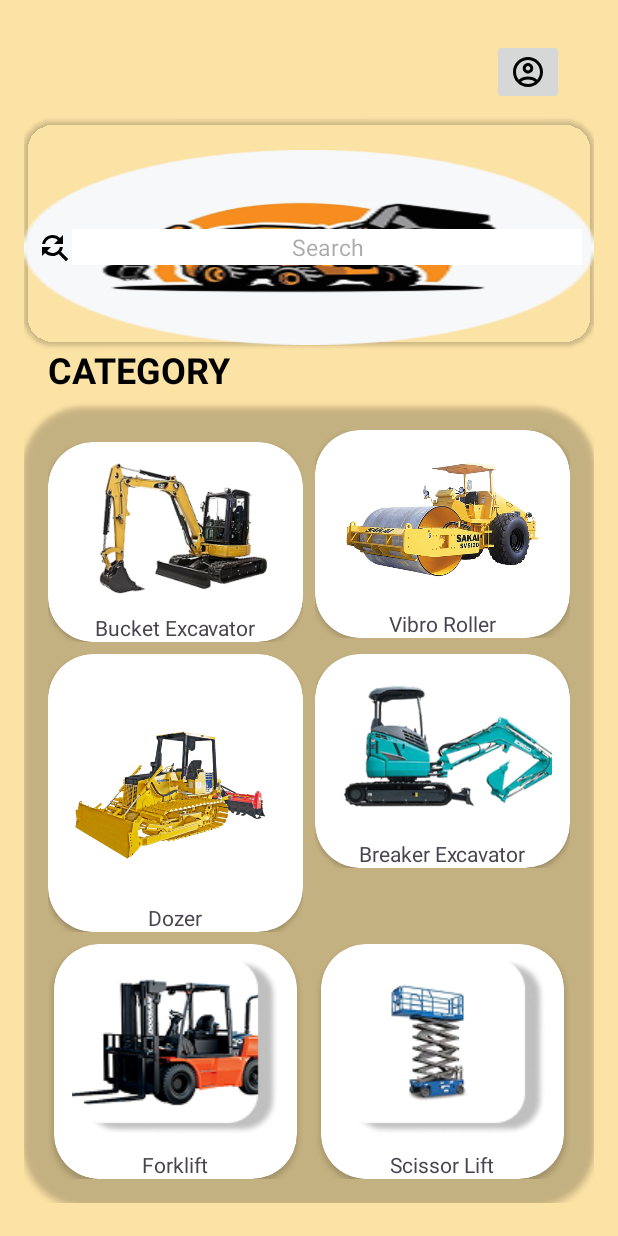
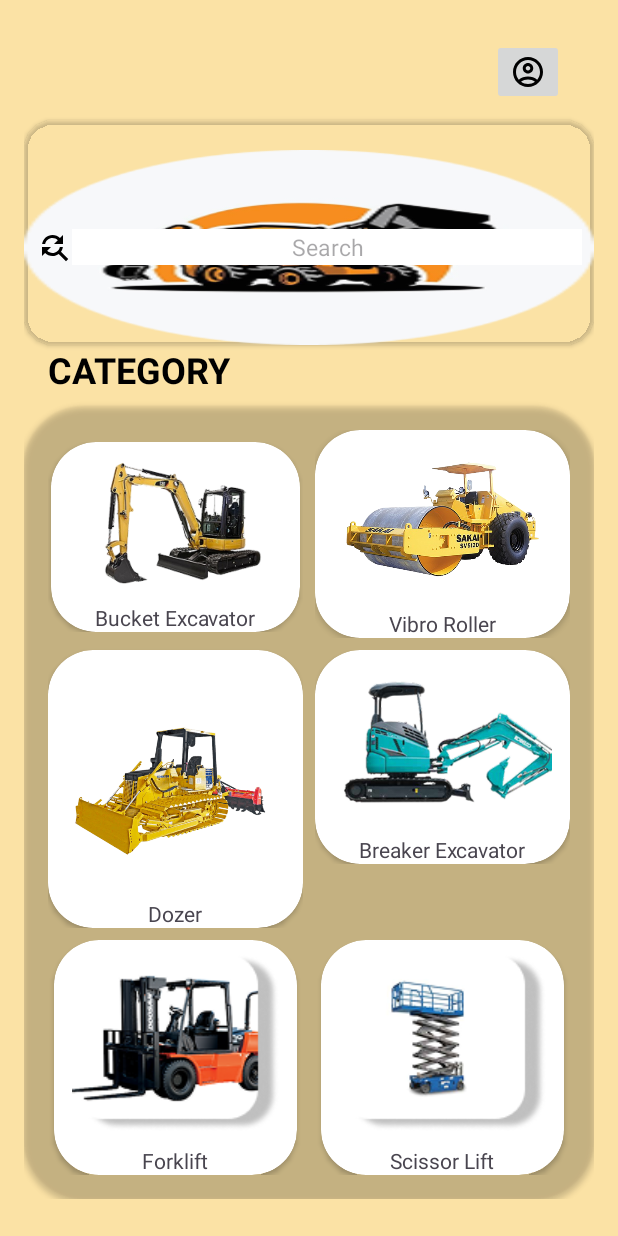
Before and after one commit to bonraizen/ALBER2, an Android app: the screen it shows after launch once a user with an empty profile is signed in (beranda), on a phone screen of 412 x 824 dp. Run offline under Robolectric (Android 15) with nearby library versions, the phone set to English and light mode, and no system bars; our stand-ins replace Firebase (no records; nobody signed in at launch, a user with empty details on screens opened directly).

Commit message:
inittial commit

```diff
--- a/app/src/main/res/layout/activity_beranda.xml
+++ b/app/src/main/res/layout/activity_beranda.xml
@@ -89,37 +89,40 @@
                  android:layout_width="match_parent"
                  android:layout_height="wrap_content"
                  android:columnCount="2"
-            android:rowCount="3"
-            android:padding="16dp">
+                 android:padding="16dp"
+                 android:rowCount="3">
 
                  <!-- Category Item 1 -->
                  <LinearLayout
                      android:layout_width="0dp"
                      android:layout_height="wrap_content"
+                     android:layout_columnWeight="1"
                      android:layout_marginTop="8dp"
-                android:layout_columnWeight="1"
-                android:orientation="vertical"
-                android:gravity="center">
+                     android:gravity="center"
+                     android:orientation="vertical">
 
                      <androidx.cardview.widget.CardView
                          android:layout_width="wrap_content"
                          android:layout_height="wrap_content"
                          app:cardCornerRadius="30dp">
+
                          <LinearLayout
                              android:layout_width="wrap_content"
                              android:layout_height="wrap_content"
-                        android:orientation="vertical"
-                        android:gravity="center">
+                             android:gravity="center"
+                             android:orientation="vertical">
+
                              <ImageButton
                                  android:id="@+id/btnexca"
-                    android:layout_width="wrap_content"
-                    android:layout_height="wrap_content"
+                                 android:layout_width="166dp"
+                                 android:layout_height="107dp"
                                  android:adjustViewBounds="true"
                                  android:backgroundTint="@color/tranparent"
                                  android:contentDescription="bucket_excavator"
                                  android:scaleType="fitCenter"
                                  android:src="@drawable/exca5tn_cat"
                                  android:visibility="visible" />
+
                              <TextView
                                  android:layout_width="wrap_content"
                                  android:layout_height="wrap_content"
@@ -133,19 +136,21 @@
                      android:layout_width="0dp"
                      android:layout_height="wrap_content"
                      android:layout_columnWeight="1"
-                android:orientation="vertical"
                      android:layout_marginLeft="8dp"
-                android:gravity="center">
+                     android:gravity="center"
+                     android:orientation="vertical">
 
                      <androidx.cardview.widget.CardView
                          android:layout_width="wrap_content"
                          android:layout_height="wrap_content"
                          app:cardCornerRadius="30dp">
+
                          <LinearLayout
                              android:layout_width="wrap_content"
                              android:layout_height="wrap_content"
-                android:orientation="vertical"
-                android:gravity="center">
+                             android:gravity="center"
+                             android:orientation="vertical">
+
                              <ImageButton
                                  android:id="@+id/btnroller"
                                  android:layout_width="wrap_content"
@@ -156,11 +161,12 @@
                                  android:scaleType="fitCenter"
                                  android:src="@drawable/vibrol"
                                  android:visibility="visible" />
+
                              <TextView
                                  android:layout_width="wrap_content"
                                  android:layout_height="wrap_content"
-                    android:text="Vibro Roller"
-                    android:layout_marginTop="0dp"/>
+                                 android:layout_marginTop="0dp"
+                                 android:text="Vibro Roller" />
                          </LinearLayout>
                      </androidx.cardview.widget.CardView>
                  </LinearLayout>
@@ -170,19 +176,20 @@
                      android:layout_width="0dp"
                      android:layout_height="wrap_content"
                      android:layout_columnWeight="1"
-                android:orientation="vertical"
-                android:gravity="center">
+                     android:gravity="center"
+                     android:orientation="vertical">
 
                      <androidx.cardview.widget.CardView
                          android:layout_width="wrap_content"
                          android:layout_height="wrap_content"
                          android:layout_marginTop="8dp"
                          app:cardCornerRadius="30dp">
+
                          <LinearLayout
                              android:layout_width="wrap_content"
                              android:layout_height="wrap_content"
-                android:orientation="vertical"
-                android:gravity="center">
+                             android:gravity="center"
+                             android:orientation="vertical">
 
                              <ImageButton
                                  android:id="@+id/btndozer"
@@ -195,6 +202,7 @@
                                  android:scaleType="fitCenter"
                                  android:src="@drawable/doser"
                                  android:visibility="visible" />
+
                              <TextView
                                  android:layout_width="wrap_content"
                                  android:layout_height="wrap_content"
@@ -207,21 +215,23 @@
                  <LinearLayout
                      android:layout_width="0dp"
                      android:layout_height="wrap_content"
+                     android:layout_columnWeight="1"
                      android:layout_marginLeft="8dp"
                      android:layout_marginTop="8dp"
-                android:layout_columnWeight="1"
-                android:orientation="vertical"
-                android:gravity="center">
+                     android:gravity="center"
+                     android:orientation="vertical">
 
                      <androidx.cardview.widget.CardView
                          android:layout_width="wrap_content"
                          android:layout_height="wrap_content"
                          app:cardCornerRadius="30dp">
+
                          <LinearLayout
                              android:layout_width="wrap_content"
                              android:layout_height="wrap_content"
-                android:orientation="vertical"
-                android:gravity="center">
+                             android:gravity="center"
+                             android:orientation="vertical">
+
                              <ImageButton
                                  android:id="@+id/btnbreakerexca"
                                  android:layout_width="wrap_content"
@@ -232,11 +242,11 @@
                                  android:scaleType="fitCenter"
                                  android:src="@drawable/dtexca_klbco_5tn"
                                  android:visibility="visible" />
+
                              <TextView
                                  android:layout_width="wrap_content"
                                  android:layout_height="wrap_content"
-                    android:text="Breaker Excavator"
-                    />
+                                 android:text="Breaker Excavator" />
                          </LinearLayout>
                      </androidx.cardview.widget.CardView>
                  </LinearLayout>
@@ -245,20 +255,22 @@
                  <LinearLayout
                      android:layout_width="0dp"
                      android:layout_height="wrap_content"
+                     android:layout_columnWeight="1"
                      android:layout_marginTop="8dp"
-                android:layout_columnWeight="1"
-                android:orientation="vertical"
-                android:gravity="center">
+                     android:gravity="center"
+                     android:orientation="vertical">
 
                      <androidx.cardview.widget.CardView
                          android:layout_width="wrap_content"
                          android:layout_height="wrap_content"
                          app:cardCornerRadius="30dp">
+
                          <LinearLayout
                              android:layout_width="wrap_content"
                              android:layout_height="wrap_content"
-                android:orientation="vertical"
-                android:gravity="center">
+                             android:gravity="center"
+                             android:orientation="vertical">
+
                              <ImageButton
                                  android:id="@+id/btnforklift"
                                  android:layout_width="wrap_content"
@@ -269,6 +281,7 @@
                                  android:scaleType="fitCenter"
                                  android:src="@drawable/forklif_b1"
                                  android:visibility="visible" />
+
                              <TextView
                                  android:layout_width="wrap_content"
                                  android:layout_height="wrap_content"
@@ -281,21 +294,23 @@
                  <LinearLayout
                      android:layout_width="0dp"
                      android:layout_height="wrap_content"
+                     android:layout_columnWeight="1"
                      android:layout_marginLeft="8dp"
                      android:layout_marginTop="8dp"
-                android:layout_columnWeight="1"
-                android:orientation="vertical"
-                android:gravity="center">
+                     android:gravity="center"
+                     android:orientation="vertical">
 
                      <androidx.cardview.widget.CardView
                          android:layout_width="wrap_content"
                          android:layout_height="wrap_content"
                          app:cardCornerRadius="30dp">
+
                          <LinearLayout
                              android:layout_width="wrap_content"
                              android:layout_height="wrap_content"
-                android:orientation="vertical"
-                android:gravity="center">
+                             android:gravity="center"
+                             android:orientation="vertical">
+
                              <ImageButton
                                  android:id="@+id/btnlift"
                                  android:layout_width="wrap_content"
@@ -306,6 +321,7 @@
                                  android:scaleType="fitCenter"
                                  android:src="@drawable/lift_b1"
                                  android:visibility="visible" />
+
                              <TextView
                                  android:layout_width="wrap_content"
                                  android:layout_height="wrap_content"
```
Lines whose indentation alone changed are shown as unchanged.
